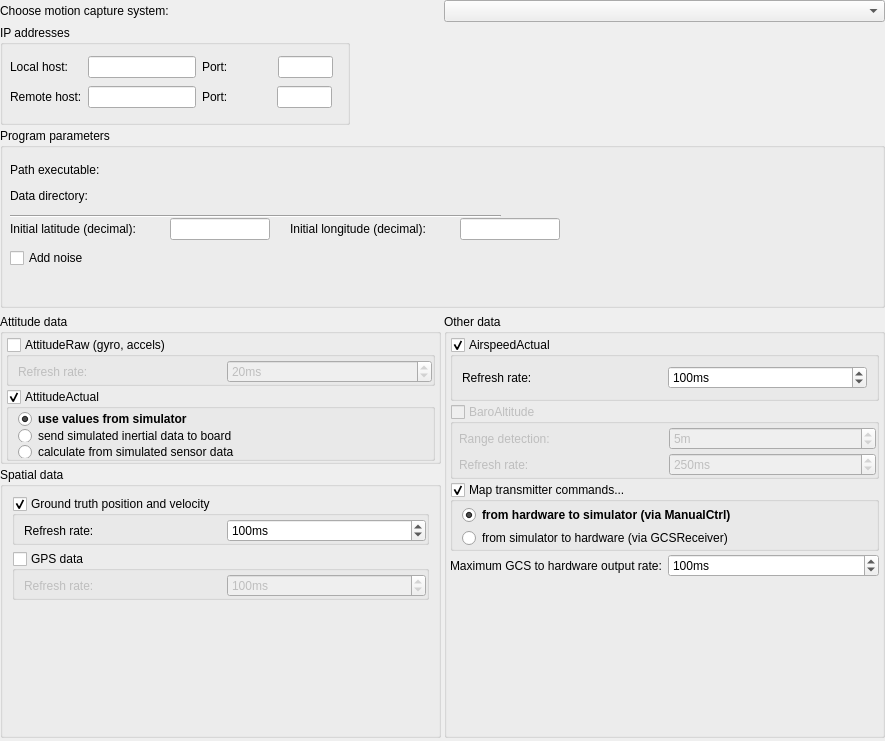
The window that ground/openpilotgcs/src/plugins/motioncapture/mocapoptionspage.ui (TauLabs/TauLabs) describes before a commit, drawn with Qt 5.
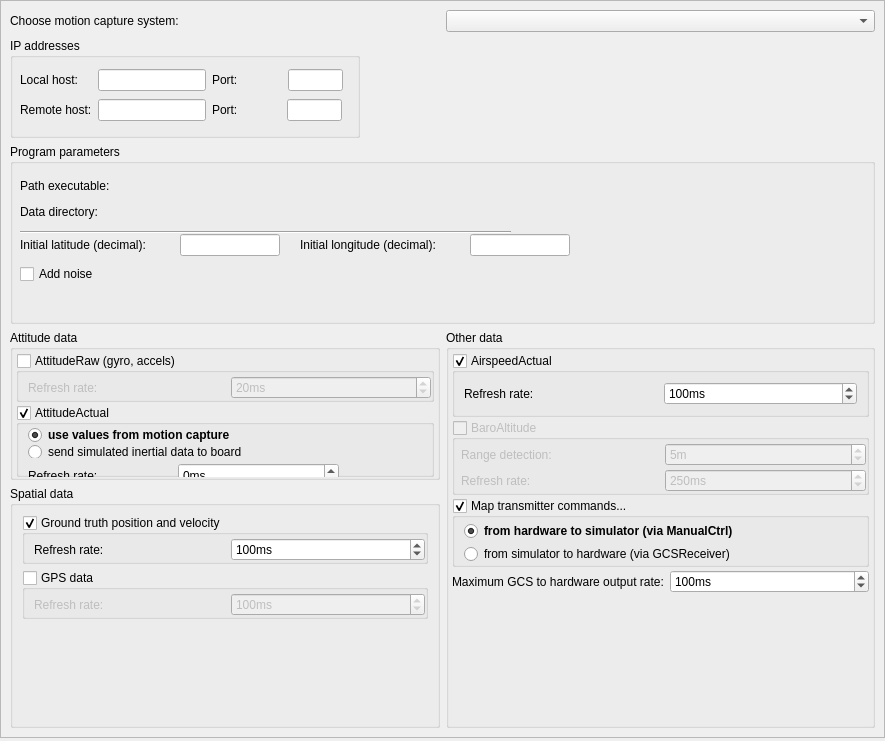
The same window after the commit. Custom widgets are drawn as their Qt base class.

Commit message:
Fixed scrolling issue in mocap configuration. Note, this is a duplicate of another fix, which did not merge well. The easiest course of remedy was to simply restart the code change.
In addition, tab order and several small cosmetic changes to element sizes were made.

What changed in the file:
```diff
--- a/ground/openpilotgcs/src/plugins/motioncapture/mocapoptionspage.ui
+++ b/ground/openpilotgcs/src/plugins/motioncapture/mocapoptionspage.ui
@@ -42,6 +42,21 @@
     <number>3</number>
    </property>
    <item>
+    <widget class="QScrollArea" name="scrollArea">
+     <property name="widgetResizable">
+      <bool>true</bool>
+     </property>
+     <widget class="QWidget" name="scrollAreaWidgetContents">
+      <property name="geometry">
+       <rect>
+        <x>0</x>
+        <y>0</y>
+        <width>883</width>
+        <height>736</height>
+       </rect>
+      </property>
+      <layout class="QVBoxLayout" name="verticalLayout_10">
+       <item>
     <layout class="QHBoxLayout" name="horizontalLayout">
      <item>
       <widget class="QLabel" name="chooseMotionCaptureLabel">
@@ -432,23 +447,6 @@
      </widget>
     </widget>
    </item>
-   <item>
-    <layout class="QFormLayout" name="formLayout">
-     <property name="fieldGrowthPolicy">
-      <enum>QFormLayout::AllNonFixedFieldsGrow</enum>
-     </property>
-     <item row="0" column="0">
-      <widget class="QFrame" name="frame">
-       <property name="frameShape">
-        <enum>QFrame::StyledPanel</enum>
-       </property>
-       <property name="frameShadow">
-        <enum>QFrame::Raised</enum>
-       </property>
-      </widget>
-     </item>
-    </layout>
-   </item>
    <item>
     <layout class="QHBoxLayout" name="horizontalLayout_3">
      <item>
@@ -584,7 +582,7 @@
                 <string/>
                </property>
                <property name="text">
-                <string>use values from simulator</string>
+                    <string>use values from motion capture</string>
                </property>
                <property name="checked">
                 <bool>true</bool>
@@ -599,13 +597,51 @@
               </widget>
              </item>
              <item>
-              <widget class="QRadioButton" name="attActCalc">
-               <property name="toolTip">
-                <string/>
+                  <widget class="QFrame" name="frame">
+                   <property name="minimumSize">
+                    <size>
+                     <width>0</width>
+                     <height>27</height>
+                    </size>
+                   </property>
+                   <property name="frameShape">
+                    <enum>QFrame::NoFrame</enum>
+                   </property>
+                   <property name="frameShadow">
+                    <enum>QFrame::Plain</enum>
+                   </property>
+                   <property name="lineWidth">
+                    <number>1</number>
+                   </property>
+                   <widget class="QLabel" name="label_16">
+                    <property name="geometry">
+                     <rect>
+                      <x>0</x>
+                      <y>8</y>
+                      <width>398</width>
+                      <height>14</height>
+                     </rect>
                </property>
                <property name="text">
-                <string>calculate from simulated sensor data</string>
-               </property>
+                     <string>Refresh rate:</string>
+                    </property>
+                   </widget>
+                   <widget class="QSpinBox" name="attActualRateSpinBox">
+                    <property name="geometry">
+                     <rect>
+                      <x>150</x>
+                      <y>2</y>
+                      <width>161</width>
+                      <height>25</height>
+                     </rect>
+                    </property>
+                    <property name="suffix">
+                     <string>ms</string>
+                    </property>
+                    <property name="maximum">
+                     <number>5000</number>
+                    </property>
+                   </widget>
               </widget>
              </item>
              <item>
@@ -1072,6 +1108,10 @@
    </item>
   </layout>
  </widget>
+    </widget>
+   </item>
+  </layout>
+ </widget>
  <customwidgets>
   <customwidget>
    <class>Utils::PathChooser</class>
```
Left out of the diff: 26 changed lines with no effect on the pictures. Lines whose indentation alone changed are shown as unchanged.
